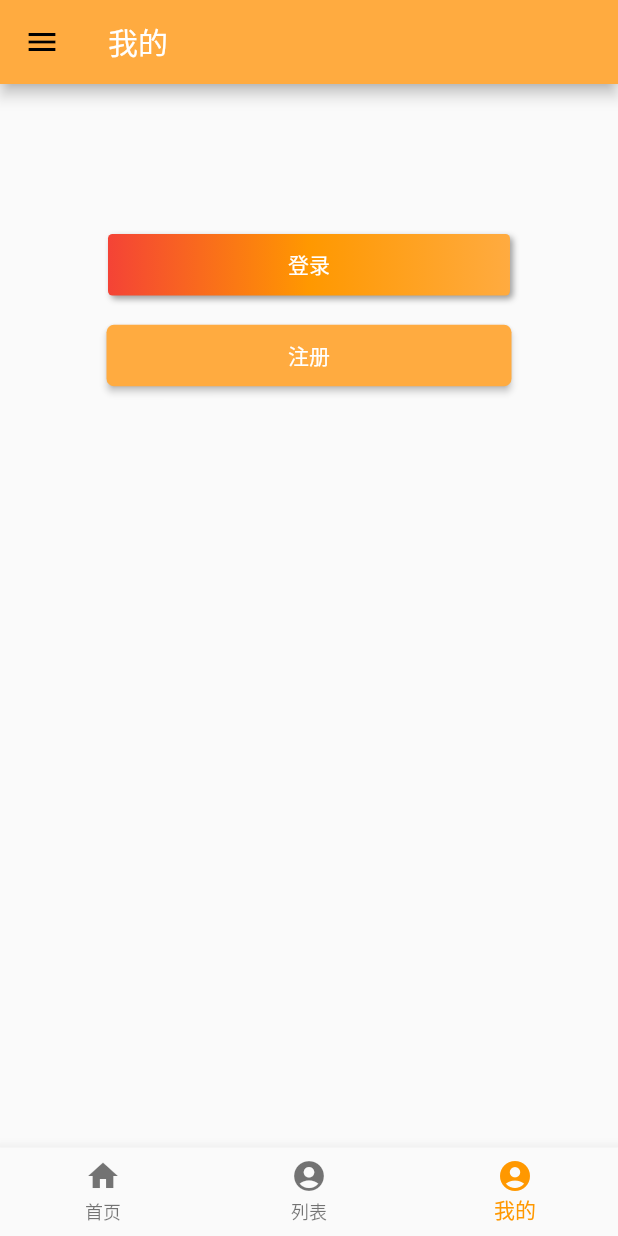
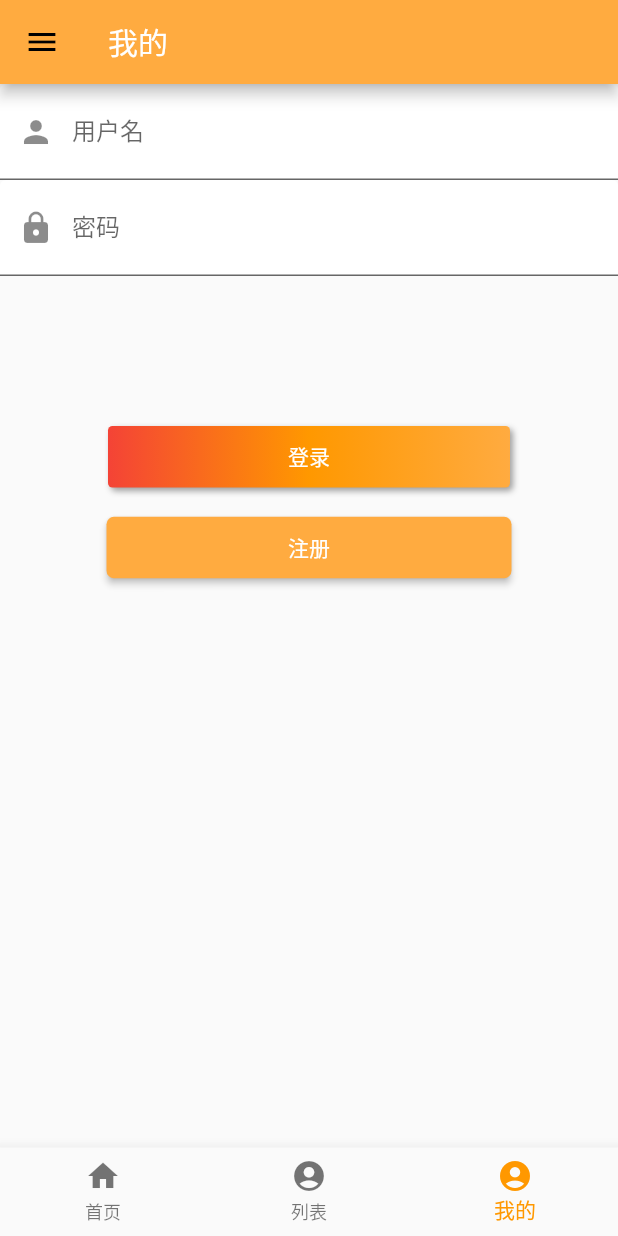
Before and after one commit to Loren1994/flutter-learning, a Flutter app: the screen it shows after launch, item 3 of the bottom bar chosen, on a phone screen of 412 x 824 dp. Run offline on Flutter 3.47's test engine with Material 2 defaults, Android fonts, the phone set to English and light mode, and no system bars; our stand-ins replace dio, fluttertoast; network calls fail.

Commit message:
html解析

```diff
--- a/lib/constant/Api.dart
+++ b/lib/constant/Api.dart
@@ -1,6 +1,12 @@
 class Api {
   //具体参数参考: https://github.com/djyde/V2EX-API
   static final host = "https://www.v2ex.com/";
+
+  //LOGIN
+  static final LOGIN_URL = "${host}signin";
+
+  //sign up
+  static final REGISTER_URL = "${host}signup";
 
   //最新主题
   static final LATEST_URL = "${host}api/topics/latest.json";
--- a/lib/pages/Person.dart
+++ b/lib/pages/Person.dart
@@ -1,5 +1,8 @@
+import 'package:dio/dio.dart';
 import 'package:flutter/material.dart';
+import 'package:flutter_learning/constant/Api.dart';
 import 'package:fluttertoast/fluttertoast.dart';
+import 'package:html/parser.dart' show parse;
 
 class Person extends StatefulWidget {
   @override
@@ -10,6 +13,37 @@ class Person extends StatefulWidget {
 
 class VisLayout extends State<Person> {
   var vis = false;
+  var usernameController = TextEditingController();
+  var passwordController = TextEditingController();
+
+  Future<String> login() async {
+    var dio = Dio();
+    dio.options.validateStatus = (int status) {
+      print("status code = $status");
+      return true;
+    };
+    var resp = await dio.get(Api.LOGIN_URL);
+    var dom = parse(resp.data.toString()).getElementsByClassName("sl");
+    print(dom);
+    var nameArr = dom[0].attributes["name"];
+    var pwdArr = dom[1].attributes["name"];
+    var temp = parse(resp.data.toString()).getElementsByClassName("cell")[0];
+    var onceValue = temp.children[0].attributes["onclick"]
+        .split("?once=")[1]
+        .substring(0, 5);
+    print(onceValue);
+    dio.options.headers = {
+      "Origin": Api.host,
+      "Referer": Api.LOGIN_URL,
+      "Content-Type": "application/x-www-form-urlencoded"
+    };
+    var response = await dio.post(Api.LOGIN_URL, data: {
+      nameArr: usernameController.text,
+      "once": onceValue,
+      pwdArr: passwordController.text
+    });
+    print(response.data.toString());
+  }
 
   @override
   Widget build(BuildContext context) {
@@ -18,13 +52,40 @@ class VisLayout extends State<Person> {
         offstage: vis,
         child: Column(
           children: <Widget>[
+            TextField(
+              controller: usernameController,
+              decoration: InputDecoration(
+                  labelText: "用户名",
+                  hintText: "用户名",
+                  fillColor: Colors.white,
+                  filled: true,
+                  prefixIcon: Icon(Icons.person)),
+            ),
+            TextField(
+              controller: passwordController,
+              decoration: InputDecoration(
+                  labelText: "密码",
+                  hintText: "登录密码",
+                  fillColor: Colors.white,
+                  filled: true,
+                  prefixIcon: Icon(Icons.lock)),
+              obscureText: true,
+            ),
             Container(
               alignment: Alignment.center,
               margin: EdgeInsets.only(top: 100),
               child: InkWell(
-                onTap: () => this.setState(() {
-                      vis = true;
-                    }),
+                onTap: () {
+//                  this.setState(() {
+//                      vis = true;
+//                  });
+                  if (usernameController.text.trim().isEmpty ||
+                      passwordController.text.trim().isEmpty) {
+                    Fluttertoast.showToast(msg: "请填入完整账号信息");
+                    return;
+                  }
+                  print(login());
+                },
                 child: DecoratedBox(
                   decoration: BoxDecoration(
                       gradient: LinearGradient(colors: [
--- a/pubspec.yaml
+++ b/pubspec.yaml
@@ -4,12 +4,13 @@ description: A new Flutter application.
 dependencies:
   flutter:
     sdk: flutter
-
   # The following adds the Cupertino Icons font to your application.
   # Use with the CupertinoIcons class for iOS style icons.
   cupertino_icons: ^0.1.2
   fluttertoast: ^2.0.4
   shared_preferences: ^0.4.2
+  dio: ^1.0.13
+  html: any
 
 dev_dependencies:
   flutter_test:
```
Also changed, not shown: pubspec.lock.
